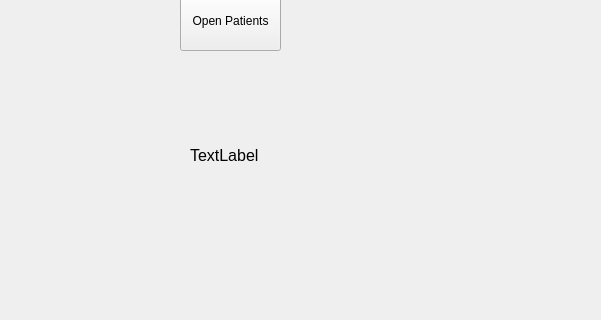
viniltc/Event_handling, file Event_handling/settings.ui: the form before one commit; both pictures show x 100 to 701 and y 140 to 460 of the 800 by 600 pixel window.
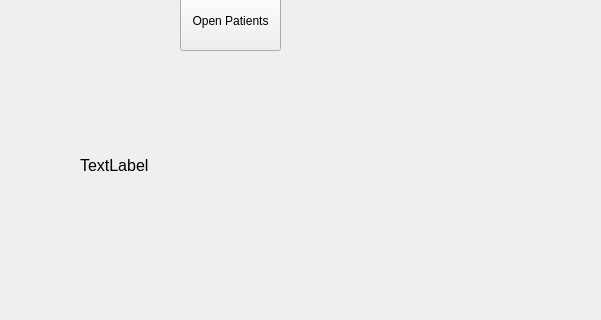
The form after the commit.

```diff
--- a/Event_handling/settings.ui
+++ b/Event_handling/settings.ui
@@ -17,9 +17,9 @@
    <widget class="QLabel" name="label_settings">
     <property name="geometry">
      <rect>
-      <x>290</x>
-      <y>270</y>
-      <width>121</width>
+      <x>180</x>
+      <y>280</y>
+      <width>441</width>
       <height>51</height>
      </rect>
     </property>
```
